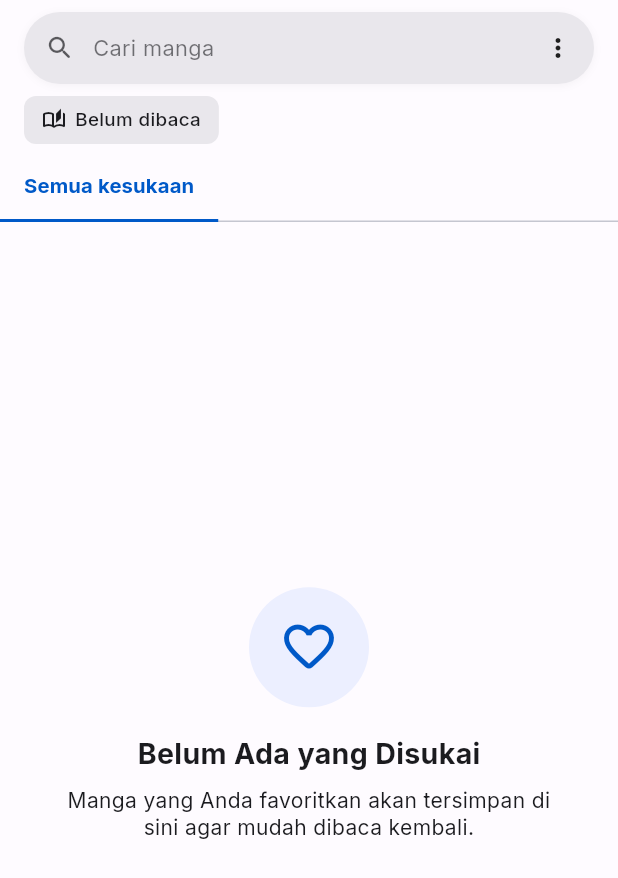
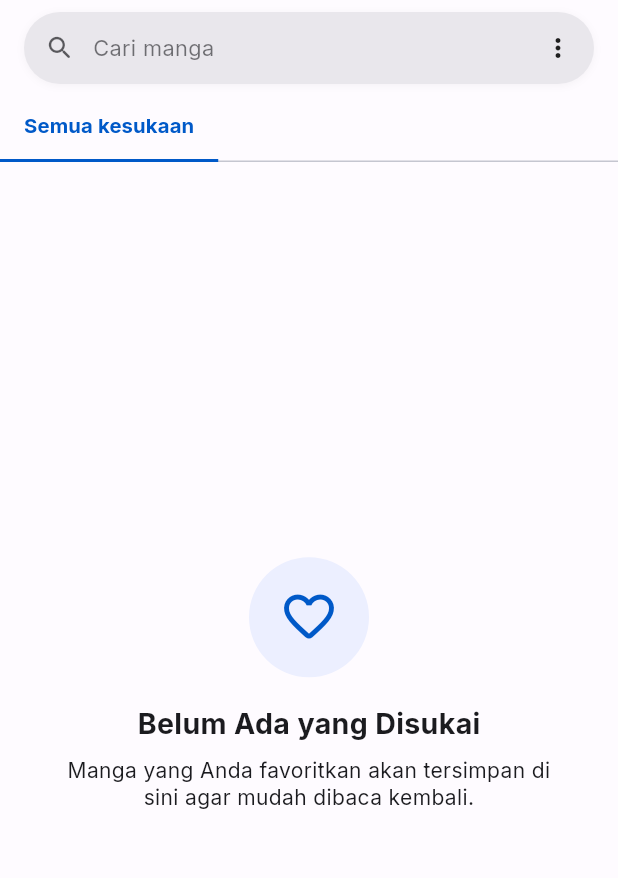
Before and after one commit to Kaitsuu23/MangaReader, a Flutter app: the FavoritesScreen screen opened directly, on a phone screen of 412 x 824 dp. Shown: the top 878 px of the screen. Run offline on Flutter 3.47's test engine with Material 3 defaults, Android fonts, the phone set to English and light mode, and no system bars; our stand-ins replace cached_network_image, dio, file_picker, flutter_cache_manager, flutter_local_notifications, flutter_riverpod and 9 more; missing offline and left inert: app_badge_plus, google_mlkit_language_id, google_mlkit_text_recognition, google_mlkit_translation, webview_flutter_android, workmanager; accounts and stored records are empty.

Commit message:
refactor(explore): simplify favorites by source screen logic

```diff
--- a/lib/features/favorites/favorites_screen.dart
+++ b/lib/features/favorites/favorites_screen.dart
@@ -233,23 +233,6 @@ class FavoritesScreenState extends State<FavoritesScreen>
       latestChapter: latestChapter,
     );
     return progress < 0.999;
-  }
-
-  Widget _buildFilterChips(ThemeData theme) {
-    return Padding(
-      padding: const EdgeInsets.symmetric(horizontal: 16, vertical: 4),
-      child: Row(
-        children: [
-          _buildChip(
-            label: 'Belum dibaca',
-            icon: _filterUnread ? Icons.close : Icons.auto_stories_outlined,
-            selected: _filterUnread,
-            theme: theme,
-            onTap: () => setState(() => _filterUnread = !_filterUnread),
-          ),
-        ],
-      ),
-    );
   }
 
   Widget _buildChip({
@@ -1701,7 +1684,6 @@ class FavoritesScreenState extends State<FavoritesScreen>
                     ],
                   ),
                 ),
-                _buildFilterChips(theme),
               ],
 
               // Kotatsu Category Tabs & Content
@@ -1796,34 +1778,42 @@ class FavoritesScreenState extends State<FavoritesScreen>
                               final rawItems = favsForCat(cat);
                               final items = _filterAndSortItems(rawItems);
 
-                              if (items.isEmpty) {
+                              if (rawItems.isEmpty) {
                                 return _buildEmptyState();
                               }
 
                               return Column(
                                 children: [
-                                  // Kotatsu Subheader Toolbar (Total items count & Sort selector & List mode selector)
+                                  // Subheader Toolbar (Filter chip on left, Sort + List mode on right)
                                   Padding(
                                     padding: const EdgeInsets.symmetric(
                                       horizontal: 16,
-                                      vertical: 8,
+                                      vertical: 6,
                                     ),
                                     child: Row(
                                       children: [
-                                        Text(
-                                          '${items.length} komik',
-                                          style: TextStyle(
-                                            fontSize: 13,
-                                            fontWeight: FontWeight.w600,
-                                            color: theme
-                                                .colorScheme
-                                                .onSurfaceVariant,
+                                        _buildChip(
+                                          label: 'Belum dibaca',
+                                          icon: _filterUnread
+                                              ? Icons.close
+                                              : Icons.auto_stories_outlined,
+                                          selected: _filterUnread,
+                                          theme: theme,
+                                          onTap: () => setState(
+                                            () => _filterUnread = !_filterUnread,
                                           ),
                                         ),
                                         const Spacer(),
                                         // Sort Popup Menu
-                                        PopupMenuButton<String>(
-                                          tooltip: 'Urutkan',
+                                        SizedBox(
+                                          height: 34,
+                                          width: 34,
+                                          child: Material(
+                                            color: theme.colorScheme.surfaceContainerHigh,
+                                            borderRadius: BorderRadius.circular(8),
+                                            clipBehavior: Clip.antiAlias,
+                                            child: PopupMenuButton<String>(
+                                              tooltip: 'Urutkan: ${_getSortLabel(_sortOrder)}',
                                               offset: const Offset(0, 36),
                                               shape: RoundedRectangleBorder(
                                                 borderRadius: BorderRadius.circular(
@@ -1831,6 +1821,12 @@ class FavoritesScreenState extends State<FavoritesScreen>
                                                 ),
                                               ),
                                               initialValue: _sortOrder,
+                                              padding: EdgeInsets.zero,
+                                              icon: Icon(
+                                                Icons.swap_vert_rounded,
+                                                size: 19,
+                                                color: theme.colorScheme.primary,
+                                              ),
                                               onSelected: (val) {
                                                 setState(() {
                                                   _sortOrder = val;
@@ -1858,46 +1854,22 @@ class FavoritesScreenState extends State<FavoritesScreen>
                                                   'Berdasarkan nama (Z - A)',
                                                 ),
                                               ],
-                                          child: Padding(
-                                            padding: const EdgeInsets.symmetric(
-                                              horizontal: 6,
-                                              vertical: 4,
-                                            ),
-                                            child: Row(
-                                              mainAxisSize: MainAxisSize.min,
-                                              children: [
-                                                Icon(
-                                                  Icons.swap_vert_rounded,
-                                                  size: 17,
-                                                  color:
-                                                      theme.colorScheme.primary,
-                                                ),
-                                                const SizedBox(width: 4),
-                                                Text(
-                                                  _getSortLabel(_sortOrder),
-                                                  style: TextStyle(
-                                                    fontSize: 13,
-                                                    fontWeight: FontWeight.w600,
-                                                    color: theme
-                                                        .colorScheme
-                                                        .primary,
-                                                  ),
-                                                ),
-                                              ],
                                             ),
                                           ),
                                         ),
                                         const SizedBox(width: 8),
                                         // Opsi Daftar (List Mode Sheet)
-                                        Tooltip(
+                                        SizedBox(
+                                          height: 34,
+                                          width: 34,
+                                          child: Material(
+                                            color: theme.colorScheme.surfaceContainerHigh,
+                                            borderRadius: BorderRadius.circular(8),
+                                            clipBehavior: Clip.antiAlias,
+                                            child: Tooltip(
                                               message: 'Opsi daftar',
                                               child: InkWell(
                                                 onTap: _showListModeSheet,
-                                            borderRadius: BorderRadius.circular(
-                                              8,
-                                            ),
-                                            child: Padding(
-                                              padding: const EdgeInsets.all(4),
                                                 child: Icon(
                                                   _listMode == 'compact'
                                                       ? Icons
@@ -1915,9 +1887,13 @@ class FavoritesScreenState extends State<FavoritesScreen>
                                               ),
                                             ),
                                           ),
-                                      ],
-                                    ),
-                                  ),
+                                        ),
+                                      ],
+                                    ),
+                                  ),
+                                  if (items.isEmpty)
+                                    Expanded(child: _buildEmptyState())
+                                  else
 
                                   // Manga List / Grid based on _listMode
                                   Expanded(
```
Also changed, not shown: lib/features/explore/favorites_by_source_screen.dart (+65 -59 lines), lib/features/history/history_screen.dart (+40 -118 lines). Lines whose indentation alone changed are shown as unchanged.
